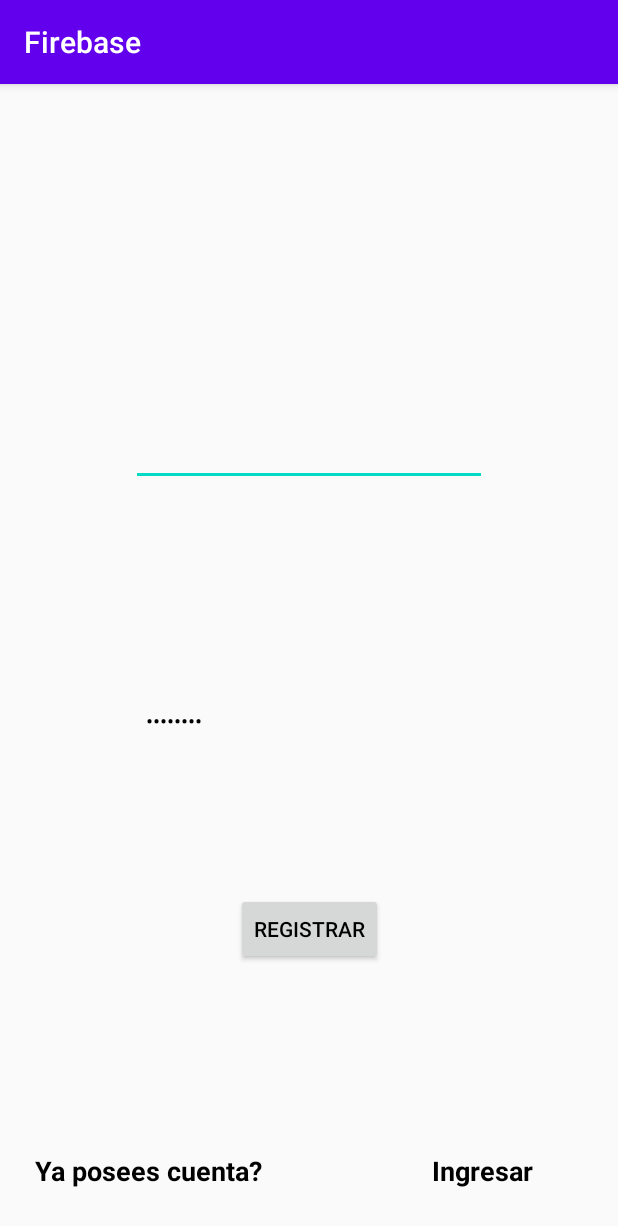
After one commit to Gerarditron/Guias__DSM, an Android app: the RegisterActivity screen opened directly, with no data from a screen before it, on a phone screen of 412 x 824 dp. The commit adds this screen. Shown: the top 1226 px of the screen. Run offline under Robolectric (Android 15) with nearby library versions, the light colour scheme and no system bars; our stand-ins replace Firebase (no records; nobody signed in at launch, a user with empty details on screens opened directly).

Commit message:
Guia 7 finalizada

```diff
--- a/Guia7/app/src/main/java/com/example/firebase/MainActivity.kt
+++ b/Guia7/app/src/main/java/com/example/firebase/LoginActivity.kt
@@ -1,11 +1,11 @@
 package com.example.firebase
 
-import android.support.v7.app.AppCompatActivity
+import androidx.appcompat.app.AppCompatActivity
 import android.os.Bundle
 
-class MainActivity : AppCompatActivity() {
+class LoginActivity : AppCompatActivity() {
     override fun onCreate(savedInstanceState: Bundle?) {
         super.onCreate(savedInstanceState)
-        setContentView(R.layout.activity_main)
+        setContentView(R.layout.activity_login)
     }
 }
--- /dev/null
+++ b/Guia7/app/src/main/java/com/example/firebase/RegisterActivity.kt
@@ -0,0 +1,57 @@
+package com.example.firebase
+
+import android.content.Intent
+import androidx.appcompat.app.AppCompatActivity
+import android.os.Bundle
+import android.widget.Button
+import android.widget.EditText
+import android.widget.TextView
+import android.widget.Toast
+import com.google.firebase.auth.FirebaseAuth
+
+class RegisterActivity : AppCompatActivity() {
+
+    //Creamos la referencia del objeto de FirebaseAuth
+    private lateinit var  auth: FirebaseAuth
+    //Referencia a componentes de nuestro Layout
+    private lateinit var buttonRegister: Button
+    private lateinit var textViewLogin: TextView
+
+    override fun onCreate(savedInstanceState: Bundle?) {
+        super.onCreate(savedInstanceState)
+        setContentView(R.layout.activity_register)
+
+        // Inicializamos el objeto FirebaseAuth
+        auth = FirebaseAuth.getInstance()
+
+        buttonRegister = findViewById<Button>(R.id.btnRegister)
+        buttonRegister.setOnClickListener{
+            val email = findViewById<EditText>(R.id.txtEmail).text.toString()
+            val password = findViewById<EditText>(R.id.txtPass).text.toString()
+            this.register(email,password)
+        }
+
+        textViewLogin = findViewById<TextView>(R.id.textViewLogin)
+        textViewLogin.setOnClickListener{
+            this.goToLogin()
+        }
+
+    }
+
+    private fun register(email: String, password: String){
+        auth.createUserWithEmailAndPassword(email,password).addOnCompleteListener {task ->
+            if(task.isSuccessful) {
+                val intent = Intent(this, MainActivity::class.java)
+                startActivity(intent)
+                finish()
+            }
+        }.addOnFailureListener { exception ->
+            Toast.makeText(applicationContext,exception.localizedMessage,Toast.LENGTH_LONG).show()
+        }
+    }
+
+    private fun goToLogin(){
+        val intent = Intent(this, LoginActivity::class.java)
+        startActivity(intent)
+    }
+}
--- a/Guia7/app/src/main/res/layout/activity_main.xml
+++ b/Guia7/app/src/main/res/layout/activity_main.xml
@@ -1,5 +1,5 @@
 <?xml version="1.0" encoding="utf-8"?>
-<android.support.constraint.ConstraintLayout xmlns:android="http://schemas.android.com/apk/res/android"
+<androidx.constraintlayout.widget.ConstraintLayout xmlns:android="http://schemas.android.com/apk/res/android"
     xmlns:app="http://schemas.android.com/apk/res-auto"
     xmlns:tools="http://schemas.android.com/tools"
     android:layout_width="match_parent"
@@ -15,4 +15,4 @@
         app:layout_constraintStart_toStartOf="parent"
         app:layout_constraintTop_toTopOf="parent" />
 
-</android.support.constraint.ConstraintLayout>
+</androidx.constraintlayout.widget.ConstraintLayout>
--- /dev/null
+++ b/Guia7/app/src/main/res/layout/activity_register.xml
@@ -0,0 +1,92 @@
+<?xml version="1.0" encoding="utf-8"?>
+<androidx.constraintlayout.widget.ConstraintLayout xmlns:android="http://schemas.android.com/apk/res/android"
+    xmlns:app="http://schemas.android.com/apk/res-auto"
+    xmlns:tools="http://schemas.android.com/tools"
+    android:id="@+id/tx"
+    android:layout_width="match_parent"
+    android:layout_height="match_parent"
+    tools:context=".RegisterActivity">
+
+    <LinearLayout
+        android:id="@+id/linearLayout"
+        android:layout_width="366dp"
+        android:layout_height="56dp"
+        android:orientation="horizontal"
+        app:layout_constraintBottom_toBottomOf="parent"
+        app:layout_constraintEnd_toEndOf="parent"
+        app:layout_constraintStart_toStartOf="parent">
+
+        <TextView
+            android:id="@+id/textView"
+            android:layout_width="match_parent"
+            android:layout_height="wrap_content"
+            android:layout_editor_absoluteX="82dp"
+            android:layout_editor_absoluteY="528dp"
+            android:layout_weight="1"
+            android:text="Ya posees cuenta?"
+            android:textColor="@color/black"
+            android:textSize="18sp"
+            android:textStyle="bold" />
+
+        <TextView
+            android:id="@+id/textViewLogin"
+            android:layout_width="match_parent"
+            android:layout_height="wrap_content"
+            android:layout_editor_absoluteX="287dp"
+            android:layout_editor_absoluteY="528dp"
+            android:layout_weight="2.6"
+            android:text="Ingresar"
+            android:textColor="@color/black"
+            android:textSize="18sp"
+            android:textStyle="bold" />
+
+    </LinearLayout>
+
+    <EditText
+        android:id="@+id/txtEmail"
+        android:layout_width="237dp"
+        android:layout_height="49dp"
+        android:layout_marginTop="104dp"
+        android:layout_marginBottom="12dp"
+        android:ems="10"
+        android:hint="Correo Electronico"
+        android:inputType="textEmailAddress"
+        android:padding="100dp"
+        android:textColor="@color/black"
+        app:layout_constraintBottom_toTopOf="@+id/txtPass"
+        app:layout_constraintEnd_toEndOf="parent"
+        app:layout_constraintStart_toStartOf="parent"
+        app:layout_constraintTop_toTopOf="parent" />
+
+    <Button
+        android:id="@+id/btnRegister"
+        android:layout_width="wrap_content"
+        android:layout_height="wrap_content"
+        android:layout_marginTop="20dp"
+        android:layout_marginBottom="10dp"
+        android:text="Registrar"
+        android:textColor="@color/black"
+        app:layout_constraintBottom_toTopOf="@+id/linearLayout"
+        app:layout_constraintEnd_toEndOf="parent"
+        app:layout_constraintHorizontal_bias="0.501"
+        app:layout_constraintStart_toStartOf="parent"
+        app:layout_constraintTop_toTopOf="@+id/txtPass" />
+
+    <TextView
+        android:id="@+id/txtPass"
+        android:layout_width="237dp"
+        android:layout_height="49dp"
+        android:layout_marginTop="10dp"
+        android:layout_marginBottom="41dp"
+        android:ems="10"
+        android:hint="Contrasenia"
+        android:inputType="textPassword"
+        android:padding="10dp"
+        android:textColor="@color/black"
+        app:layout_constraintBottom_toTopOf="@id/btnRegister"
+        app:layout_constraintStart_toStartOf="@id/txtEmail"
+        app:layout_constraintTop_toBottomOf="@id/txtEmail"
+        android:text="TextView" />
+
+
+</androidx.constraintlayout.widget.ConstraintLayout>
--- a/Guia7/gradle.properties
+++ b/Guia7/gradle.properties
@@ -17,3 +17,5 @@ kotlin.code.style=official
 # resources declared in the library itself and none from the library's dependencies,
 # thereby reducing the size of the R class for that library
 android.nonTransitiveRClass=true
+android.useAndroidX=true
+android.enableJetifier=true
```
Also changed, not shown: Guia7/app/build.gradle (+6 -5 lines), Guia7/app/src/main/AndroidManifest.xml (+12 -0 lines), Guia7/app/src/main/res/layout/activity_login.xml (added, +18 -0 lines), 1 other file.
